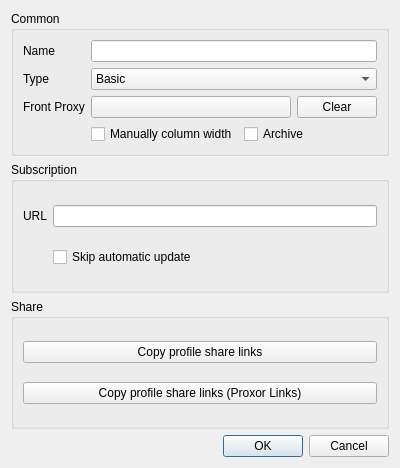
Before: the Qt Designer form src/ui/edit/dialog_edit_group.ui in Ogstra/proxor, drawn with Qt 5.
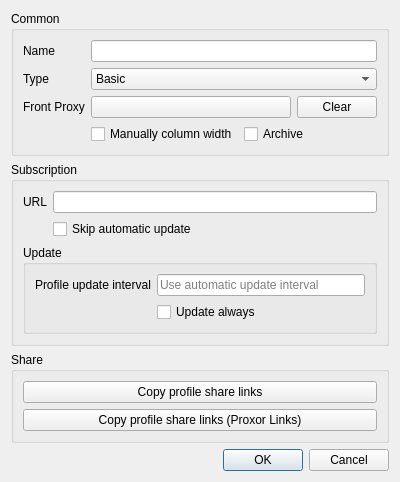
After: the same form once the commit is applied. Custom widgets are drawn as their Qt base class.

What changed in the file:
```diff
--- a/src/ui/edit/dialog_edit_group.ui
+++ b/src/ui/edit/dialog_edit_group.ui
@@ -120,6 +120,8 @@
      <property name="title">
       <string>Subscription</string>
      </property>
+     <layout class="QVBoxLayout" name="verticalLayout_3">
+      <item>
      <layout class="QGridLayout" name="_2">
       <item row="0" column="0">
        <widget class="QLabel" name="label_4">
@@ -139,6 +141,38 @@
        </widget>
       </item>
      </layout>
+      </item>
+      <item>
+       <widget class="QGroupBox" name="cat_update">
+        <property name="title">
+         <string>Update</string>
+        </property>
+        <layout class="QGridLayout" name="gridLayout_update">
+         <item row="0" column="0">
+          <widget class="QLabel" name="label_update_interval">
+           <property name="text">
+            <string>Profile update interval</string>
+           </property>
+          </widget>
+         </item>
+         <item row="0" column="1">
+          <widget class="QLineEdit" name="sub_update_interval">
+           <property name="placeholderText">
+            <string>Use automatic update interval</string>
+           </property>
+          </widget>
+         </item>
+         <item row="1" column="1">
+          <widget class="QCheckBox" name="sub_update_always">
+           <property name="text">
+            <string>Update always</string>
+           </property>
+          </widget>
+         </item>
+        </layout>
+       </widget>
+      </item>
+     </layout>
     </widget>
    </item>
    <item>
```
Left out of the diff: 2 changed lines with no effect on the pictures. Lines whose indentation alone changed are shown as unchanged.
